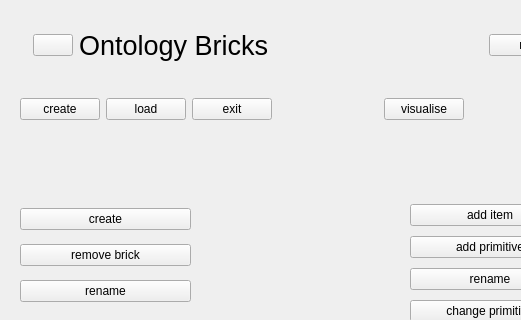
This is src/BricksSchemata_gui.ui in heinz-preisig/PeriConto_generic as Qt 5 draws it before an edit; both pictures show x 0 to 521 and y 0 to 320 of the 776 by 963 pixel window. The edited form follows.
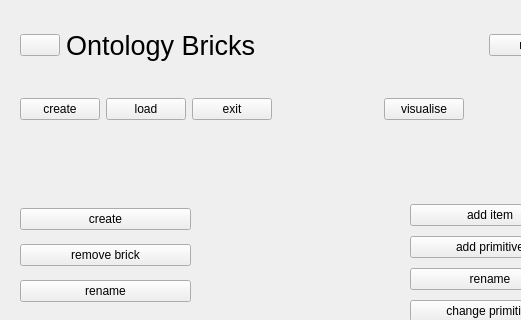
This is the edited form.

Commit message: [Brick & tree] * re-arranging top of interfaces * changing some sizes in the interfaces * mall fixes

What changed in the file:
```diff
--- a/src/BricksSchemata_gui.ui
+++ b/src/BricksSchemata_gui.ui
@@ -30,13 +30,6 @@
      </rect>
     </property>
     <layout class="QHBoxLayout" name="horizontalLayout_2">
-     <item>
-      <widget class="QLabel" name="labelProject">
-       <property name="text">
-        <string/>
-       </property>
-      </widget>
-     </item>
      <item>
       <widget class="QPushButton" name="LED">
        <property name="sizePolicy">
@@ -75,6 +68,21 @@
        </property>
       </spacer>
      </item>
+     <item>
+      <widget class="QLabel" name="labelProject">
+       <property name="font">
+        <font>
+         <pointsize>20</pointsize>
+         <weight>75</weight>
+         <italic>true</italic>
+         <bold>true</bold>
+        </font>
+       </property>
+       <property name="text">
+        <string/>
+       </property>
+      </widget>
+     </item>
      <item>
       <spacer name="horizontalSpacer_11">
        <property name="orientation">
```
The commit also changes 8 other files.
